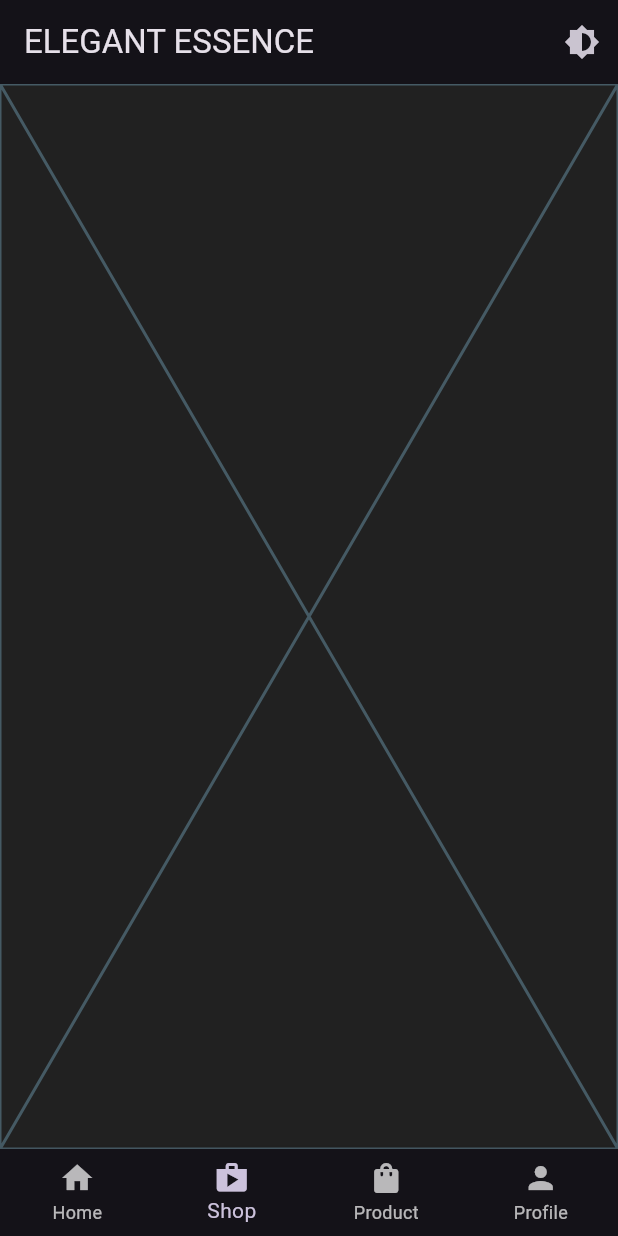
After one commit to chathushi24/App, a Flutter app: the screen it shows after launch, item 6 of the bottom bar chosen, after a tap on the "brightness 6" icon, on a phone screen of 412 x 824 dp. The commit adds this screen. Run offline on Flutter 3.47's test engine with Material 3 defaults, Android fonts, the light colour scheme and no system bars.

```diff
--- a/lib/home.dart
+++ b/lib/home.dart
@@ -1,44 +1,59 @@
 import 'package:flutter/material.dart';
-import 'package:elegant_essence/login.dart';
-import 'package:elegant_essence/signup.dart';
-import 'package:elegant_essence/layout.dart';
 
-class homepage extends StatefulWidget {
-  const homepage({super.key});
-  static final String id = "homepage";
+
+class Homepage extends StatefulWidget {
+  const Homepage({Key? key}) : super(key: key);
+  static const String id = "homepage";
 
   @override
-  State<homepage> createState() => _homepageState();
+  State<Homepage> createState() => _HomepageState();
 }
 
-class _homepageState extends State<homepage> {
+class _HomepageState extends State<Homepage> {
+  int _currentIndex = 0;
+
+  //Create a list of widgets for each tab
+  final List<Widget> _pages = [
+    const Center(child: Text('Home Page')),
+    const Center(child: Text('Shop Page')),
+    const Center(child: Text('Cart Page')),
+    const Center(child: Text('Profile Page')),
+  ];
+
   @override
   Widget build(BuildContext context) {
-    return MaterialApp(
-      title: "ELEGANT ESSENCE",
-      home: Scaffold(
-        body: Column(
-            Text("HELLO"),
-            // ElevatedButton(
-            //   onPressed: (){
-            //     Navigator.push(
-            //       context,
-            //       MaterialPageRoute(builder: (context) => const Login()),
-            //     );
-            //   },
-            //   child: Text("Login"),
-            // ),
-            // ElevatedButton(
-            //     onPressed:(){
-            //       Navigator.push(
-            //         context,
-            //         MaterialPageRoute(builder: (context) => SignUp()),
-            //       );
-            //     },
-            //   child: Text("SignUp"),
-            // ),
-        ),
+    return Scaffold(
+      appBar: AppBar(
+        title: const Text("ELEGANT ESSENCE"),
       ),
-    );
-  }
-}
+      body: _pages[_currentIndex], // Display the selected page
+       bottomNavigationBar: BottomNavigationBar(
+        currentIndex: _currentIndex,
+        onTap: (index) {
+          setState(() {
+           _currentIndex = index;
+         });
+        },
+        type: BottomNavigationBarType.fixed, // Add this line
+        items: const [
+          BottomNavigationBarItem(
+            icon: Icon(Icons.home),
+            label: 'Home',
+          ),
+           BottomNavigationBarItem(
+             icon: Icon(Icons.shop),
+             label: 'Shop',
+           ),
+           BottomNavigationBarItem(
+             icon: Icon(Icons.shopping_cart),
+             label: 'Cart',
+           ),
+           BottomNavigationBarItem(
+             icon: Icon(Icons.person),
+             label: 'Profile',
+           ),
+        ],
+       ),
+     );
+   }
+ }
--- a/lib/main.dart
+++ b/lib/main.dart
@@ -1,11 +1,13 @@
+import 'package:flutter/material.dart';
 import 'package:elegant_essence/signup.dart';
-import 'package:flutter/material.dart';
 import 'package:elegant_essence/login.dart';
 import 'package:elegant_essence/home.dart';
-import 'package:elegant_essence/layout.dart';
+import 'package:elegant_essence/shop.dart';
+import 'package:elegant_essence/product.dart';
+import 'package:elegant_essence/profile.dart';
 
 void main() {
-  runApp(MyApp());
+  runApp(const MyApp());
 }
 
 class MyApp extends StatefulWidget {
@@ -16,24 +18,106 @@ class MyApp extends StatefulWidget {
 }
 
 class _MyAppState extends State<MyApp> {
+  bool _isDarkMode = false;
+
+  void toggleTheme() {
+    setState(() {
+      _isDarkMode = !_isDarkMode;
+    });
+  }
+
   @override
   Widget build(BuildContext context) {
     return MaterialApp(
       initialRoute: '/',
       routes: {
-        '/': (context) => const homepage(),
-         SignUp.id: (context) => SignUp(),
+        '/': (context) => MainScreen(toggleTheme: toggleTheme),
+        SignUp.id: (context) => SignUp(),
         Login.id: (context) => const Login(),
-        MainLayout.id: (context) => const MainLayout(),
-      },
+        ShopPage.id: (context) => ShopPage(),
+        ProductPage.id: (context) => ProductPage(),
+        ProfilePage.id: (context) => ProfilePage(),
 
 
-      theme: ThemeData(
-        primaryColor: Color(0xffaf7373),
-        scaffoldBackgroundColor: Colors.white,
-        // visualDensity: VisualDensity.adaptivePlatformDensity.
-      ),
-
+      },
+      theme: _isDarkMode ? _darkTheme : _lightTheme,
     );
   }
 }
+
+final ThemeData _lightTheme = ThemeData(
+  primaryColor: const Color(0xffaf7373),
+  scaffoldBackgroundColor: Colors.white,
+  brightness: Brightness.light,
+  // Add more light theme properties here
+);
+
+final ThemeData _darkTheme = ThemeData(
+  primaryColor: const Color(0xff6e4747),
+  scaffoldBackgroundColor: Colors.grey[900],
+  brightness: Brightness.dark,
+  // Add more dark theme properties here
+);
+
+class MainScreen extends StatefulWidget {
+  final Function toggleTheme;
+
+  const MainScreen({Key? key, required this.toggleTheme}) : super(key: key);
+
+  @override
+  State<MainScreen> createState() => _MainScreenState();
+}
+
+class _MainScreenState extends State<MainScreen> {
+  int _currentIndex = 0;
+
+  final List<Widget> _screens = [
+    const Homepage(),
+    const ShopPage(),
+    const ProductPage(),
+    const ProfilePage(),
+  ];
+
+  @override
+  Widget build(BuildContext context) {
+    return Scaffold(
+      appBar: AppBar(
+        title: const Text("ELEGANT ESSENCE"),
+        actions: [
+          IconButton(
+            icon: const Icon(Icons.brightness_6),
+            onPressed: () => widget.toggleTheme(),
+          ),
+        ],
+      ),
+      body: _screens[_currentIndex],
+      bottomNavigationBar: BottomNavigationBar(
+        currentIndex: _currentIndex,
+        onTap: (index) {
+          setState(() {
+            _currentIndex = index;
+          });
+        },
+        type: BottomNavigationBarType.fixed,
+        items: const [
+          BottomNavigationBarItem(
+            icon: Icon(Icons.home),
+            label: 'Home',
+          ),
+          BottomNavigationBarItem(
+            icon: Icon(Icons.shop),
+            label: 'Shop',
+          ),
+          BottomNavigationBarItem(
+            icon: Icon(Icons.shopping_bag),
+            label: 'Product',
+          ),
+          BottomNavigationBarItem(
+            icon: Icon(Icons.person),
+            label: 'Profile',
+          ),
+        ],
+      ),
+    );
+  }
+}
--- /dev/null
+++ b/lib/shop.dart
@@ -0,0 +1,16 @@
+import 'package:flutter/material.dart';
+
+class ShopPage extends StatefulWidget {
+  const ShopPage({super.key});
+  static const String id = "ShopPage";
+
+  @override
+  State<ShopPage> createState() => _ShopPageState();
+}
+
+class _ShopPageState extends State<ShopPage> {
+  @override
+  Widget build(BuildContext context) {
+    return const Placeholder();
+  }
+}
```
Also changed, not shown: lib/layout.dart (+118 -118 lines), lib/product.dart (added, +16 -0 lines), lib/profile.dart (added, +16 -0 lines), lib/screens/product.dart (deleted), lib/screens/profile.dart (deleted), lib/screens/shop.dart (deleted).
